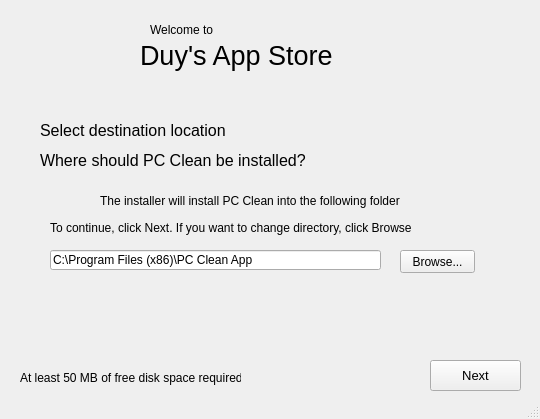
Above: PTI/SPCK/GUI/Setup1.ui from GreenSystemDuy08/TL-C4K-PTI01 before the change. Below: the same form after it.
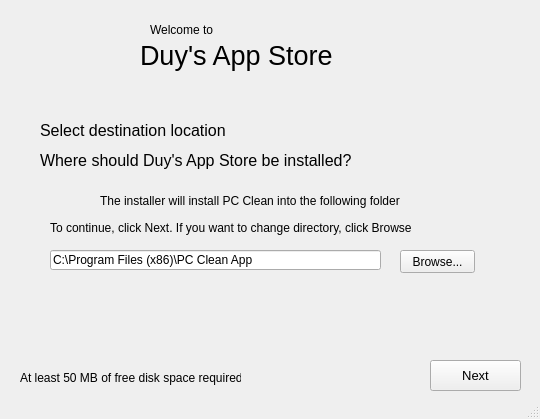
That is the form after the change. Icons and pictures are not drawn.

Diff of the .ui file:
```diff
--- a/PTI/SPCK/GUI/Setup1.ui
+++ b/PTI/SPCK/GUI/Setup1.ui
@@ -101,7 +101,7 @@
      </font>
     </property>
     <property name="text">
-     <string>Where should PC Clean be installed?</string>
+     <string>Where should Duy's App Store be installed?</string>
     </property>
    </widget>
    <widget class="QLabel" name="label_6">
```
Left out of the diff: 6 changed lines with no effect on the pictures.
